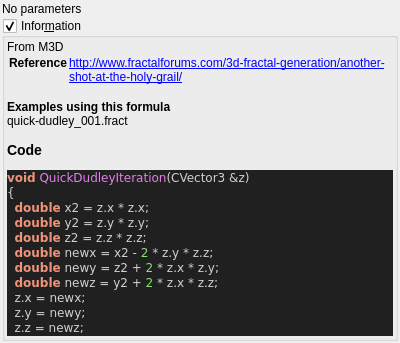
The window that mandelbulber2/qt_data/fractal_quickdudley.ui (buddhi1980/mandelbulber2) describes before a commit, drawn with Qt 5.
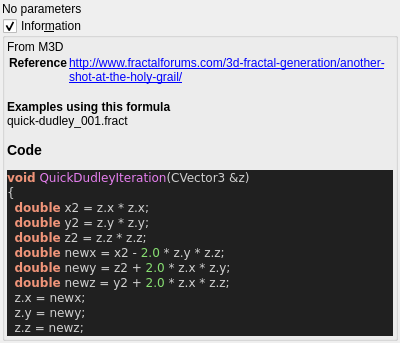
The same window after the commit. Custom widgets are drawn as their Qt base class.

What changed in the file:
```diff
--- a/mandelbulber2/qt_data/fractal_quickdudley.ui
+++ b/mandelbulber2/qt_data/fractal_quickdudley.ui
@@ -77,9 +77,9 @@
   &lt;span style=&quot;color:#f09479; font-weight:bold&quot;&gt;double&lt;/span&gt; x2 &lt;span style=&quot;color:#d0d0d0&quot;&gt;=&lt;/span&gt; z&lt;span style=&quot;color:#d0d0d0&quot;&gt;.&lt;/span&gt;x &lt;span style=&quot;color:#d0d0d0&quot;&gt;*&lt;/span&gt; z&lt;span style=&quot;color:#d0d0d0&quot;&gt;.&lt;/span&gt;x&lt;span style=&quot;color:#d0d0d0&quot;&gt;;&lt;/span&gt;
   &lt;span style=&quot;color:#f09479; font-weight:bold&quot;&gt;double&lt;/span&gt; y2 &lt;span style=&quot;color:#d0d0d0&quot;&gt;=&lt;/span&gt; z&lt;span style=&quot;color:#d0d0d0&quot;&gt;.&lt;/span&gt;y &lt;span style=&quot;color:#d0d0d0&quot;&gt;*&lt;/span&gt; z&lt;span style=&quot;color:#d0d0d0&quot;&gt;.&lt;/span&gt;y&lt;span style=&quot;color:#d0d0d0&quot;&gt;;&lt;/span&gt;
   &lt;span style=&quot;color:#f09479; font-weight:bold&quot;&gt;double&lt;/span&gt; z2 &lt;span style=&quot;color:#d0d0d0&quot;&gt;=&lt;/span&gt; z&lt;span style=&quot;color:#d0d0d0&quot;&gt;.&lt;/span&gt;z &lt;span style=&quot;color:#d0d0d0&quot;&gt;*&lt;/span&gt; z&lt;span style=&quot;color:#d0d0d0&quot;&gt;.&lt;/span&gt;z&lt;span style=&quot;color:#d0d0d0&quot;&gt;;&lt;/span&gt;
-  &lt;span style=&quot;color:#f09479; font-weight:bold&quot;&gt;double&lt;/span&gt; newx &lt;span style=&quot;color:#d0d0d0&quot;&gt;=&lt;/span&gt; x2 &lt;span style=&quot;color:#d0d0d0&quot;&gt;-&lt;/span&gt; &lt;span style=&quot;color:#87df71&quot;&gt;2&lt;/span&gt; &lt;span style=&quot;color:#d0d0d0&quot;&gt;*&lt;/span&gt; z&lt;span style=&quot;color:#d0d0d0&quot;&gt;.&lt;/span&gt;y &lt;span style=&quot;color:#d0d0d0&quot;&gt;*&lt;/span&gt; z&lt;span style=&quot;color:#d0d0d0&quot;&gt;.&lt;/span&gt;z&lt;span style=&quot;color:#d0d0d0&quot;&gt;;&lt;/span&gt;
-  &lt;span style=&quot;color:#f09479; font-weight:bold&quot;&gt;double&lt;/span&gt; newy &lt;span style=&quot;color:#d0d0d0&quot;&gt;=&lt;/span&gt; z2 &lt;span style=&quot;color:#d0d0d0&quot;&gt;+&lt;/span&gt; &lt;span style=&quot;color:#87df71&quot;&gt;2&lt;/span&gt; &lt;span style=&quot;color:#d0d0d0&quot;&gt;*&lt;/span&gt; z&lt;span style=&quot;color:#d0d0d0&quot;&gt;.&lt;/span&gt;x &lt;span style=&quot;color:#d0d0d0&quot;&gt;*&lt;/span&gt; z&lt;span style=&quot;color:#d0d0d0&quot;&gt;.&lt;/span&gt;y&lt;span style=&quot;color:#d0d0d0&quot;&gt;;&lt;/span&gt;
-  &lt;span style=&quot;color:#f09479; font-weight:bold&quot;&gt;double&lt;/span&gt; newz &lt;span style=&quot;color:#d0d0d0&quot;&gt;=&lt;/span&gt; y2 &lt;span style=&quot;color:#d0d0d0&quot;&gt;+&lt;/span&gt; &lt;span style=&quot;color:#87df71&quot;&gt;2&lt;/span&gt; &lt;span style=&quot;color:#d0d0d0&quot;&gt;*&lt;/span&gt; z&lt;span style=&quot;color:#d0d0d0&quot;&gt;.&lt;/span&gt;x &lt;span style=&quot;color:#d0d0d0&quot;&gt;*&lt;/span&gt; z&lt;span style=&quot;color:#d0d0d0&quot;&gt;.&lt;/span&gt;z&lt;span style=&quot;color:#d0d0d0&quot;&gt;;&lt;/span&gt;
+  &lt;span style=&quot;color:#f09479; font-weight:bold&quot;&gt;double&lt;/span&gt; newx &lt;span style=&quot;color:#d0d0d0&quot;&gt;=&lt;/span&gt; x2 &lt;span style=&quot;color:#d0d0d0&quot;&gt;-&lt;/span&gt; &lt;span style=&quot;color:#87df71&quot;&gt;2.0&lt;/span&gt; &lt;span style=&quot;color:#d0d0d0&quot;&gt;*&lt;/span&gt; z&lt;span style=&quot;color:#d0d0d0&quot;&gt;.&lt;/span&gt;y &lt;span style=&quot;color:#d0d0d0&quot;&gt;*&lt;/span&gt; z&lt;span style=&quot;color:#d0d0d0&quot;&gt;.&lt;/span&gt;z&lt;span style=&quot;color:#d0d0d0&quot;&gt;;&lt;/span&gt;
+  &lt;span style=&quot;color:#f09479; font-weight:bold&quot;&gt;double&lt;/span&gt; newy &lt;span style=&quot;color:#d0d0d0&quot;&gt;=&lt;/span&gt; z2 &lt;span style=&quot;color:#d0d0d0&quot;&gt;+&lt;/span&gt; &lt;span style=&quot;color:#87df71&quot;&gt;2.0&lt;/span&gt; &lt;span style=&quot;color:#d0d0d0&quot;&gt;*&lt;/span&gt; z&lt;span style=&quot;color:#d0d0d0&quot;&gt;.&lt;/span&gt;x &lt;span style=&quot;color:#d0d0d0&quot;&gt;*&lt;/span&gt; z&lt;span style=&quot;color:#d0d0d0&quot;&gt;.&lt;/span&gt;y&lt;span style=&quot;color:#d0d0d0&quot;&gt;;&lt;/span&gt;
+  &lt;span style=&quot;color:#f09479; font-weight:bold&quot;&gt;double&lt;/span&gt; newz &lt;span style=&quot;color:#d0d0d0&quot;&gt;=&lt;/span&gt; y2 &lt;span style=&quot;color:#d0d0d0&quot;&gt;+&lt;/span&gt; &lt;span style=&quot;color:#87df71&quot;&gt;2.0&lt;/span&gt; &lt;span style=&quot;color:#d0d0d0&quot;&gt;*&lt;/span&gt; z&lt;span style=&quot;color:#d0d0d0&quot;&gt;.&lt;/span&gt;x &lt;span style=&quot;color:#d0d0d0&quot;&gt;*&lt;/span&gt; z&lt;span style=&quot;color:#d0d0d0&quot;&gt;.&lt;/span&gt;z&lt;span style=&quot;color:#d0d0d0&quot;&gt;;&lt;/span&gt;
   z&lt;span style=&quot;color:#d0d0d0&quot;&gt;.&lt;/span&gt;x &lt;span style=&quot;color:#d0d0d0&quot;&gt;=&lt;/span&gt; newx&lt;span style=&quot;color:#d0d0d0&quot;&gt;;&lt;/span&gt;
   z&lt;span style=&quot;color:#d0d0d0&quot;&gt;.&lt;/span&gt;y &lt;span style=&quot;color:#d0d0d0&quot;&gt;=&lt;/span&gt; newy&lt;span style=&quot;color:#d0d0d0&quot;&gt;;&lt;/span&gt;
   z&lt;span style=&quot;color:#d0d0d0&quot;&gt;.&lt;/span&gt;z &lt;span style=&quot;color:#d0d0d0&quot;&gt;=&lt;/span&gt; newz&lt;span style=&quot;color:#d0d0d0&quot;&gt;;&lt;/span&gt;
```
